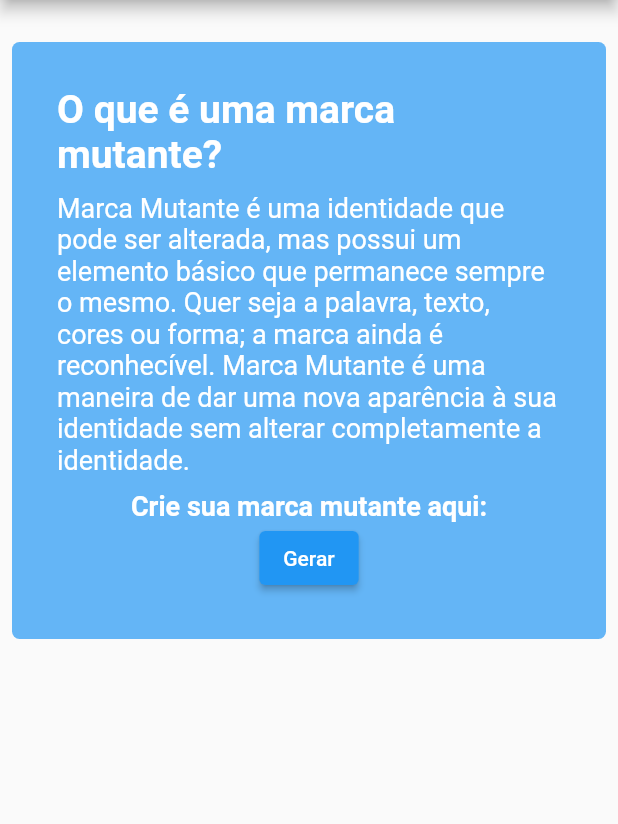
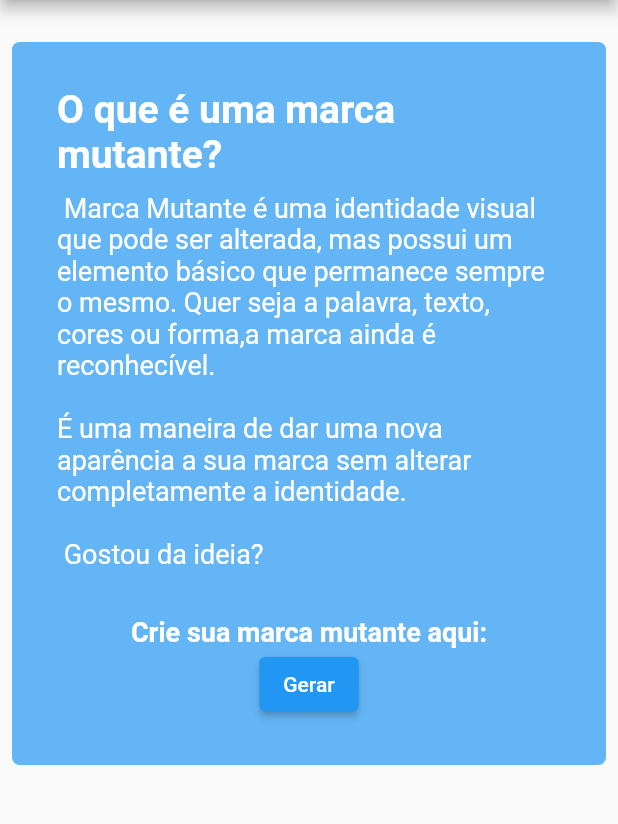
Before and after one commit to marca-do-software-para-o-bem/marcaSpB, a Flutter app: the screen it shows after launch, on a phone screen of 412 x 824 dp, the part 84-908 px from its top. Run offline on Flutter 3.47's test engine with Material 2 defaults, Android fonts, the phone set to English and light mode, and no system bars; our stand-ins replace bloc, equatable, faker, flutter_bloc, flutter_login, flutter_secure_storage and 4 more; missing offline and left inert: http_interceptor.

Commit message:
Final changes (Fixing buttons bugs,correcting home page text, better defining the limits of shapes)

```diff
--- a/lib/modules/screen/HomePage.dart
+++ b/lib/modules/screen/HomePage.dart
@@ -27,7 +27,7 @@ class HomePage extends StatelessWidget {
       ),
       body: SingleChildScrollView(
         child: Column(
-           children: [
+          children: [
             SizedBox(height: 20),
             Padding(
               padding: const EdgeInsets.all(8.0),
@@ -50,17 +50,31 @@ class HomePage extends StatelessWidget {
                       ),
                       SizedBox(height: 10),
                       Text(
-                        'Marca Mutante é uma identidade que pode ser alterada, mas possui um elemento básico que permanece sempre o mesmo. Quer seja a palavra, texto, cores ou forma; a marca ainda é reconhecível. Marca Mutante é uma maneira de dar uma nova aparência à sua identidade sem alterar completamente a identidade.',
+                        ' Marca Mutante é uma identidade visual que pode ser alterada, mas possui um elemento básico que permanece sempre o mesmo. Quer seja a palavra, texto, cores ou forma,a marca ainda é reconhecível. ',
                         style: TextStyle(
                           fontSize: 18,
                           fontWeight: FontWeight.normal,
                           color: Colors.white,
                         ),
                       ),
+                      Text(
+                          " \nÉ uma maneira de dar uma nova aparência a sua marca sem alterar completamente a identidade. \n\n Gostou da ideia?",
+                          style: TextStyle(
+                            fontSize: 18,
+                            fontWeight: FontWeight.normal,
+                            color: Colors.white,
+                          )),
                       SizedBox(height: 10),
-                      Text('Crie sua marca mutante aqui:', style: TextStyle(fontSize: 18, fontWeight: FontWeight.bold, color: Colors.white),),
-                        ElevatedButton(
-                        onPressed: () => Navigator.pushNamed(context, '/questionary'),
+                      Text(
+                        '\nCrie sua marca mutante aqui:',
+                        style: TextStyle(
+                            fontSize: 18,
+                            fontWeight: FontWeight.bold,
+                            color: Colors.white),
+                      ),
+                      ElevatedButton(
+                        onPressed: () =>
+                            Navigator.pushNamed(context, '/questionary'),
                         child: Text('Gerar'),
                       ),
                     ],
@@ -68,7 +82,7 @@ class HomePage extends StatelessWidget {
                 ),
               ),
             )
-           ],
+          ],
           crossAxisAlignment: CrossAxisAlignment.center,
           mainAxisAlignment: MainAxisAlignment.center,
         ),
--- a/lib/modules/screen/generated_image/components/titles_and_buttons.dart
+++ b/lib/modules/screen/generated_image/components/titles_and_buttons.dart
@@ -86,14 +86,14 @@ Widget zAxisIconsButtons(Function squareInFront, Function squareRoundedInFront,
                 size: 30,
               ),
               squareRoundedInFront,
-              Colors.pink),
+              Color.fromARGB(255, 255, 105, 180)),
           zButton(
               Icon(
                 MdiIcons.circle,
                 size: 30,
               ),
               circleInFront,
-              Color.fromARGB(255, 255, 105, 180))
+              Colors.pink[200])
         ])
       ],
     ),
--- a/lib/modules/screen/questionary/questionary_page.dart
+++ b/lib/modules/screen/questionary/questionary_page.dart
@@ -31,11 +31,7 @@ class QuestionaryPage extends StatelessWidget {
               appBar: AppBar(
                 actions: <Widget>[
                   Icon(LineAwesomeIcons.square_full,
-<<<<<<< HEAD
                       color: Color.fromARGB(255, 0, 191, 255), size: 35),
-=======
-                      color: Color.fromARGB(255, 0, 191, 255), size: 32),
->>>>>>> 532f4365ba1b491af699fd0addef9a8384495474
                   Icon(MdiIcons.squareRounded,
                       color: Color.fromARGB(255, 255, 20, 147), size: 32),
                   Icon(
```
Also changed, not shown: lib/modules/screen/generated_image/components/SpBIcons.dart (+5 -3 lines), lib/modules/screen/generated_image/components/shapesClasses.dart (+9 -9 lines), lib/modules/screen/generated_image/generated_image_page.dart (+7 -3 lines), lib/modules/screen/user_profile/ProfilePage.dart (+22 -24 lines).
